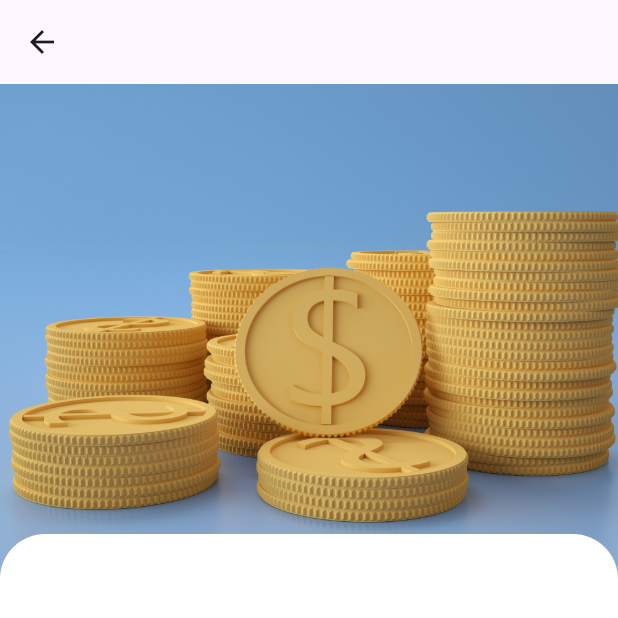
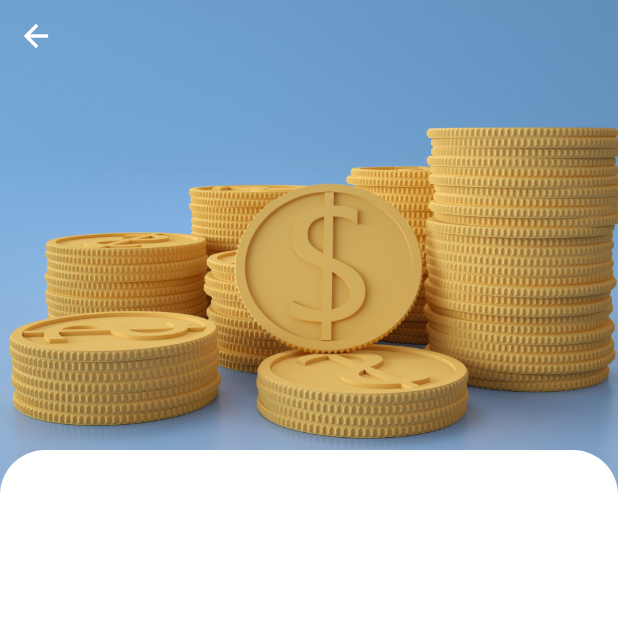
Before and after one commit to DerrickAntoney/savup_app2, a Flutter app: the BundleOne screen opened directly, on a phone screen of 412 x 824 dp, the top half of it. Run offline on Flutter 3.47's test engine with Material 2 defaults, Android fonts, the phone set to English and light mode, and no system bars.

Commit message:
Removed app bar on bundles details page and changed back arrow

```diff
--- a/lib/pages/bundle_page_one.dart
+++ b/lib/pages/bundle_page_one.dart
@@ -7,16 +7,6 @@ class BundleOne extends StatelessWidget {
   @override
   Widget build(BuildContext context) {
     return Scaffold(
-      appBar: AppBar(
-        leading: IconButton(
-          onPressed: () {
-            Navigator.pop(
-              context,
-            );
-          },
-          icon: const Icon(Icons.arrow_back),
-        ),
-      ),
       body: Container(
           width: double.maxFinite,
           height: double.maxFinite,
@@ -35,6 +25,17 @@ class BundleOne extends StatelessWidget {
                 ),
               ),
               Positioned(
+                child: IconButton(
+                        color: Colors.white,
+                        onPressed: () {
+                          Navigator.pop(
+                context,
+                          );
+                        },
+                        icon: const Icon(Icons.arrow_back),
+                      ),
+              ),
+              Positioned(
                   top: 300,
                   child: Container(
                     width: MediaQuery.of(context).size.width,
```
